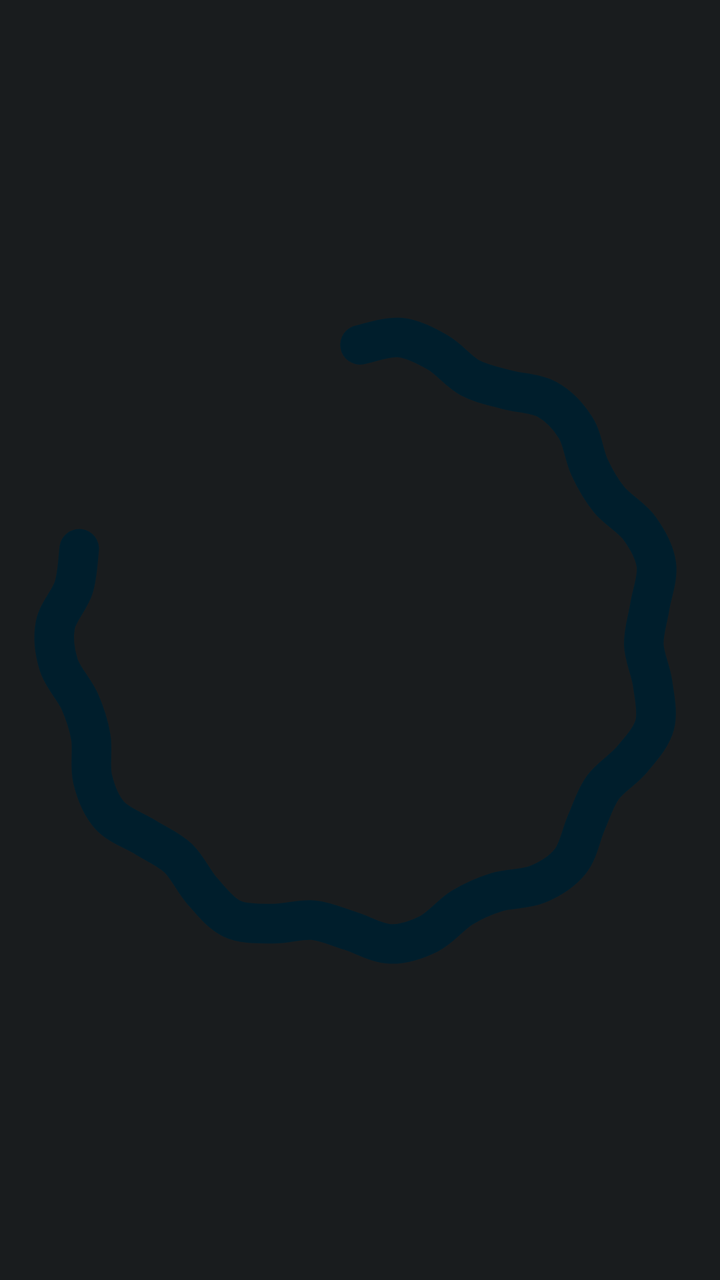
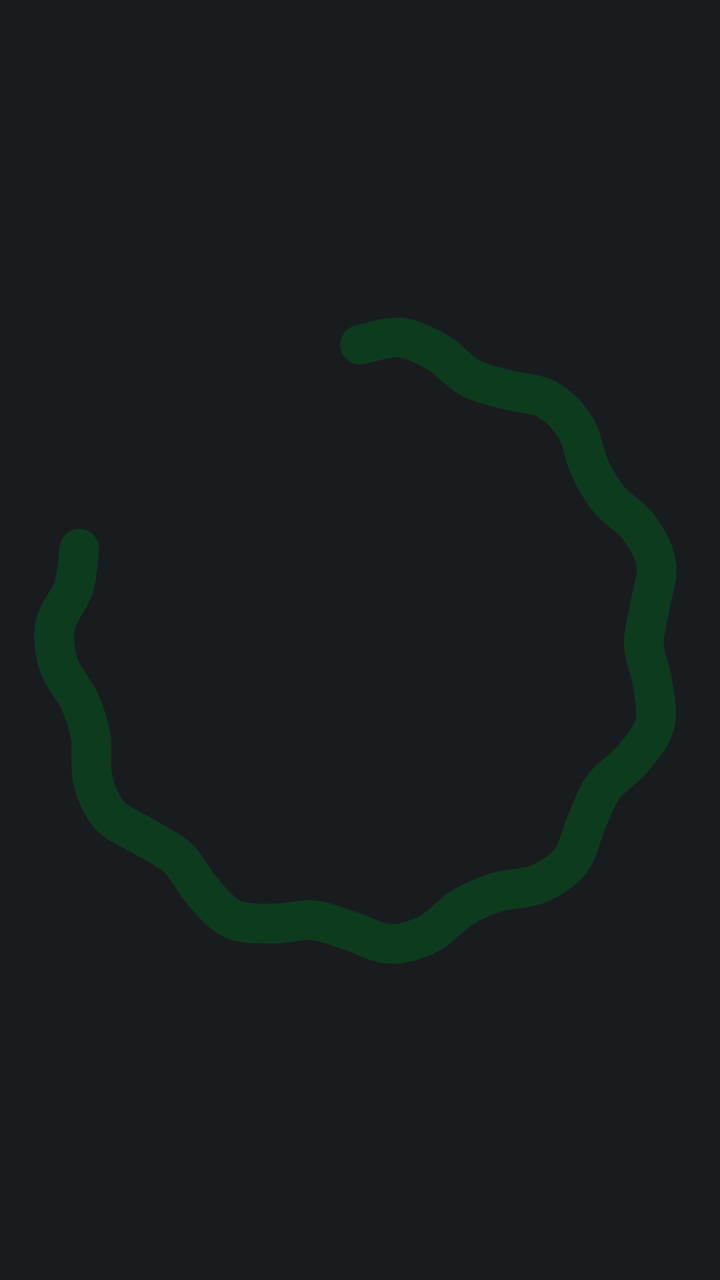

Screens rendered from an Android XML layout before and after an edit, with the pre-edit source and the edit as a unified diff.
<!-- AndroidManifest.xml: application theme AppTheme -->
<!-- res/layout/wave_80.xml -->
<?xml version="1.0" encoding="utf-8"?>
<ProgressBar xmlns:android="http://schemas.android.com/apk/res/android"
    android:id="@+id/wave"
    android:layout_width="120dp"
    android:layout_height="120dp"
    android:layout_gravity="center"
    android:indeterminate="true"
    android:indeterminateBehavior="repeat"
    android:indeterminateDuration="1600"
    android:indeterminateDrawable="@drawable/charge_wave_80"
    android:indeterminateTint="@color/g_on_primary_c"
    android:indeterminateTintMode="src_in" />
<!-- resources referenced by this layout -->
<resources>
  <color name="g_on_primary_c">@android:color/system_accent1_900</color>
  <!-- drawable charge_wave_80: vector/xml drawable (drawable, 54713 chars, omitted) -->
  <style name="AppTheme" parent="@android:style/Theme.DeviceDefault.NoActionBar">
          <item name="android:windowBackground">@color/ui_bg</item>
          <item name="android:statusBarColor">@android:color/transparent</item>
          <item name="android:navigationBarColor">@android:color/transparent</item>
          <item name="android:windowLightStatusBar">false</item>
          <item name="android:windowLightNavigationBar">false</item>
      </style>
  <color name="ui_bg">@android:color/system_neutral1_900</color>
</resources>

<!-- the commit's change to res/layout/wave_80.xml (unified diff, before → after) -->
@@ -8,5 +8,5 @@
     android:indeterminateBehavior="repeat"
     android:indeterminateDuration="1600"
     android:indeterminateDrawable="@drawable/charge_wave_80"
-    android:indeterminateTint="@color/g_on_primary_c"
+    android:indeterminateTint="@color/g_on_charge"
     android:indeterminateTintMode="src_in" />
<!-- resource entries referenced after the edit -->
@@ -1,6 +1,6 @@
 <!-- resources referenced by this layout -->
 <resources>
-  <color name="g_on_primary_c">@android:color/system_accent1_900</color>
+  <color name="g_on_charge">#FF0C3B1E</color>
   <!-- drawable charge_wave_80: vector/xml drawable (drawable, 54713 chars, omitted) -->
   <style name="AppTheme" parent="@android:style/Theme.DeviceDefault.NoActionBar">
           <item name="android:windowBackground">@color/ui_bg</item>
